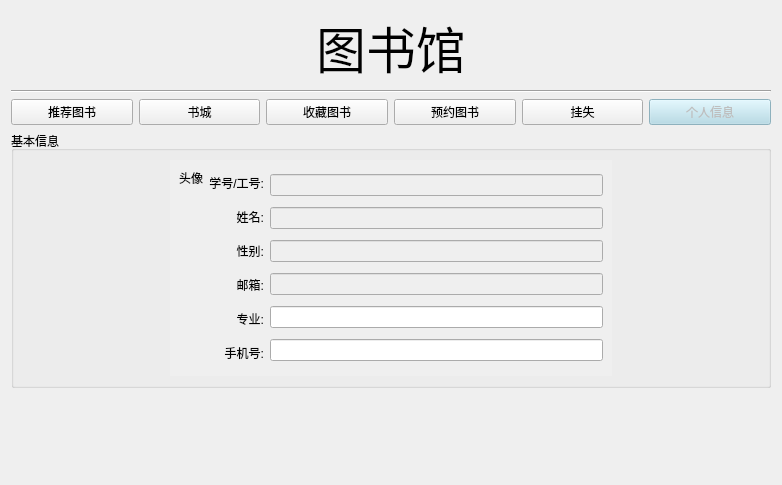
mubai632/Python_library, file ui_user/personal_information.ui: the form before one commit.
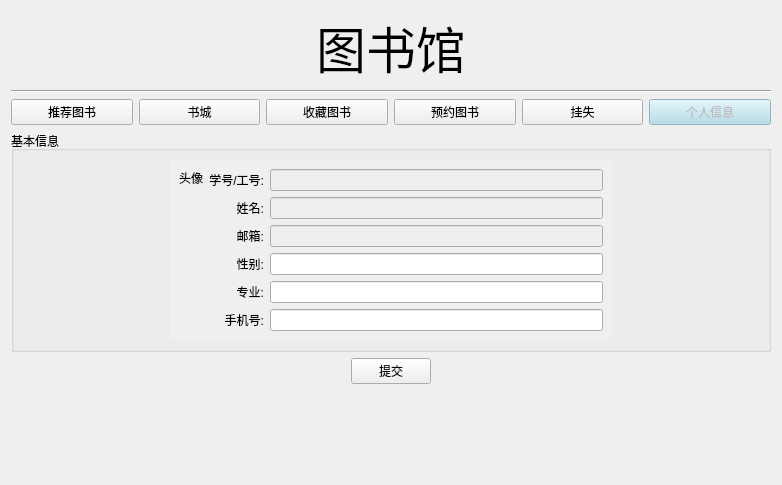
The form after the commit.

Diff of the .ui file:
```diff
--- a/ui_user/personal_information.ui
+++ b/ui_user/personal_information.ui
@@ -13,7 +13,7 @@
   <property name="windowTitle">
    <string>图书管理系统</string>
   </property>
-  <layout class="QVBoxLayout" name="verticalLayout_6" stretch="0,3,1">
+  <layout class="QVBoxLayout" name="verticalLayout_6" stretch="0,0,0,1">
    <item>
     <layout class="QVBoxLayout" name="verticalLayout_2">
      <item>
@@ -155,7 +155,7 @@
            <x>0</x>
            <y>0</y>
            <width>434</width>
-           <height>211</height>
+           <height>185</height>
           </rect>
          </property>
          <layout class="QHBoxLayout" name="horizontalLayout_2" stretch="0,0,0">
@@ -211,16 +211,6 @@
             <item>
              <widget class="QLabel" name="label_4">
               <property name="text">
-               <string>性别:</string>
-              </property>
-              <property name="alignment">
-               <set>Qt::AlignRight|Qt::AlignTrailing|Qt::AlignVCenter</set>
-              </property>
-             </widget>
-            </item>
-            <item>
-             <widget class="QLabel" name="label_7">
-              <property name="text">
                <string>邮箱:</string>
               </property>
               <property name="alignment">
@@ -228,6 +218,16 @@
               </property>
              </widget>
             </item>
+            <item>
+             <widget class="QLabel" name="label_7">
+              <property name="text">
+               <string>性别:</string>
+              </property>
+              <property name="alignment">
+               <set>Qt::AlignRight|Qt::AlignTrailing|Qt::AlignVCenter</set>
+              </property>
+             </widget>
+            </item>
             <item>
              <widget class="QLabel" name="label_5">
               <property name="text">
@@ -276,7 +276,7 @@
             <item>
              <widget class="QLineEdit" name="lineEdit_14">
               <property name="enabled">
-               <bool>false</bool>
+               <bool>true</bool>
               </property>
              </widget>
             </item>
@@ -316,6 +316,43 @@
      </layout>
     </widget>
    </item>
+   <item>
+    <layout class="QHBoxLayout" name="horizontalLayout_4" stretch="1,0,1">
+     <item>
+      <spacer name="horizontalSpacer_2">
+       <property name="orientation">
+        <enum>Qt::Horizontal</enum>
+       </property>
+       <property name="sizeHint" stdset="0">
+        <size>
+         <width>40</width>
+         <height>20</height>
+        </size>
+       </property>
+      </spacer>
+     </item>
+     <item>
+      <widget class="QPushButton" name="pushButton">
+       <property name="text">
+        <string>提交</string>
+       </property>
+      </widget>
+     </item>
+     <item>
+      <spacer name="horizontalSpacer_4">
+       <property name="orientation">
+        <enum>Qt::Horizontal</enum>
+       </property>
+       <property name="sizeHint" stdset="0">
+        <size>
+         <width>40</width>
+         <height>20</height>
+        </size>
+       </property>
+      </spacer>
+     </item>
+    </layout>
+   </item>
    <item>
     <spacer name="verticalSpacer_2">
      <property name="orientation">
```
Left out of the diff: 12 changed lines with no effect on the pictures.
